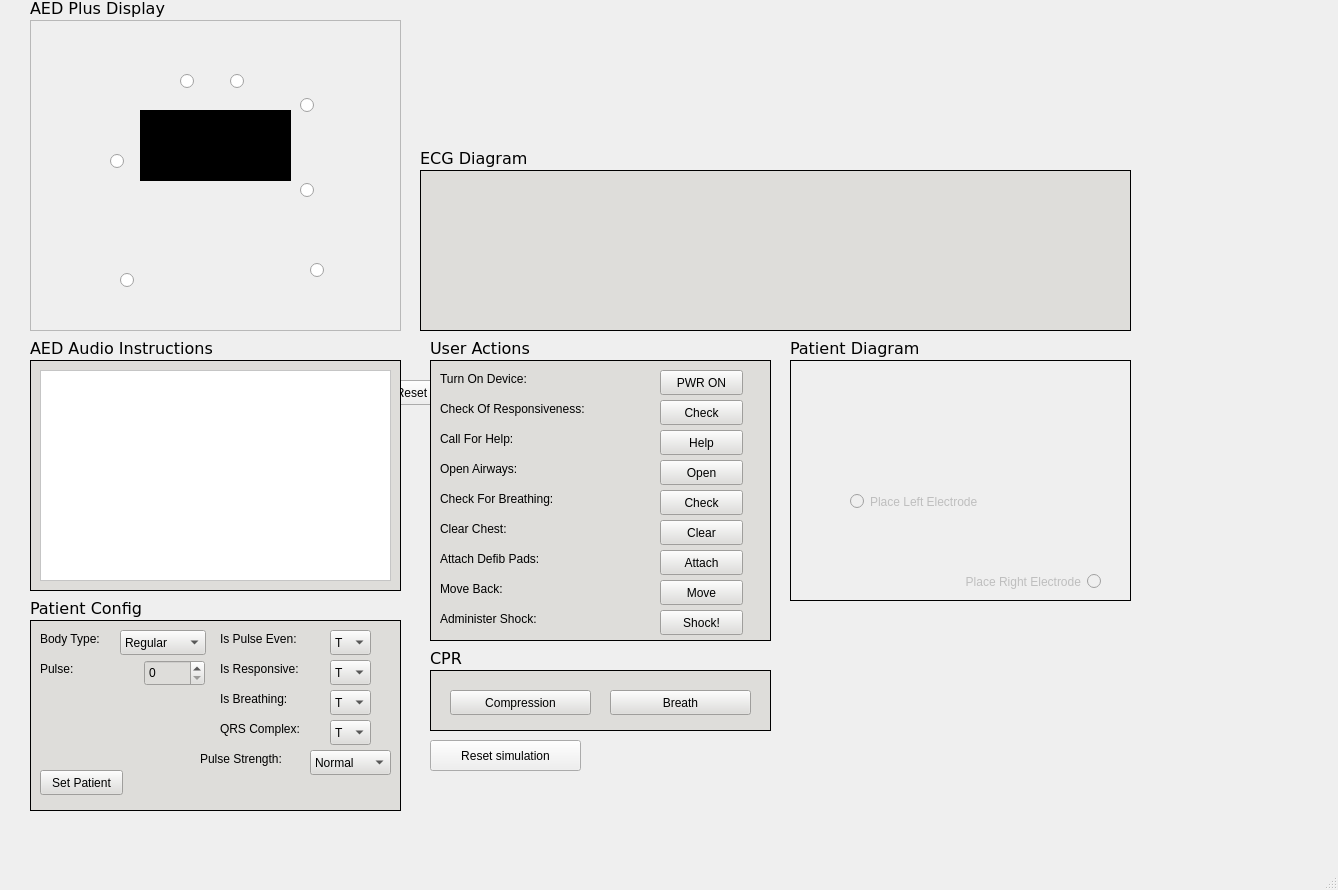
sfahimanwar/COMP3004-Project-Team-20, file mainwindow.ui: the form before one commit.
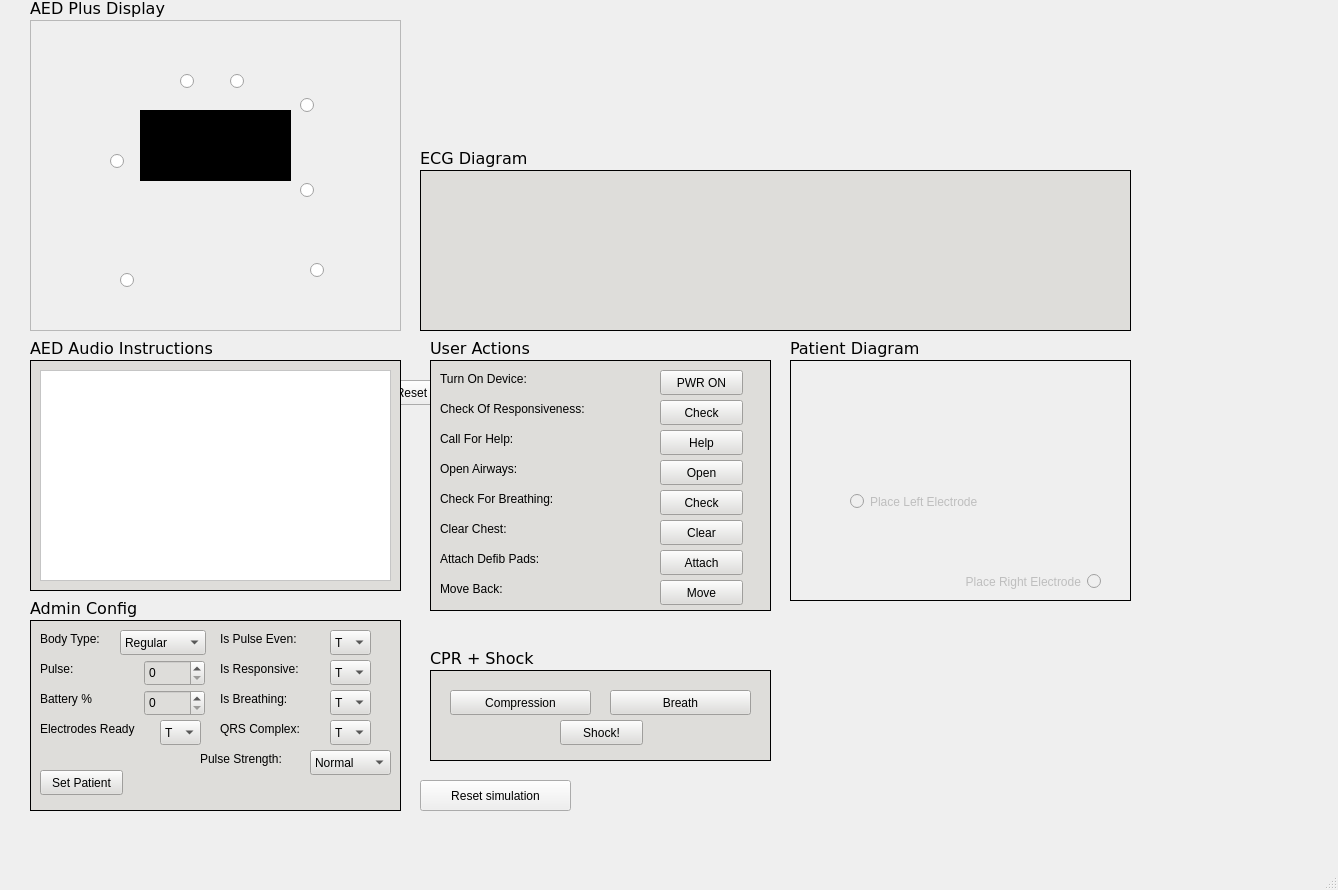
The form after the commit. Icons and pictures are not drawn.

Commit message: added base cpr functionality

```diff
--- a/mainwindow.ui
+++ b/mainwindow.ui
@@ -129,7 +129,7 @@
      </font>
     </property>
     <property name="text">
-     <string>Patient Config</string>
+     <string>Admin Config</string>
     </property>
    </widget>
    <widget class="QFrame" name="configFrame">
@@ -387,6 +387,65 @@
       </property>
      </item>
     </widget>
+    <widget class="QSpinBox" name="batteryConfig">
+     <property name="geometry">
+      <rect>
+       <x>114</x>
+       <y>70</y>
+       <width>61</width>
+       <height>26</height>
+      </rect>
+     </property>
+     <property name="maximum">
+      <number>100</number>
+     </property>
+    </widget>
+    <widget class="QLabel" name="pulseLabel_3">
+     <property name="geometry">
+      <rect>
+       <x>10</x>
+       <y>70</y>
+       <width>71</width>
+       <height>17</height>
+      </rect>
+     </property>
+     <property name="text">
+      <string>Battery %</string>
+     </property>
+    </widget>
+    <widget class="QComboBox" name="electrodes">
+     <property name="geometry">
+      <rect>
+       <x>130</x>
+       <y>100</y>
+       <width>41</width>
+       <height>25</height>
+      </rect>
+     </property>
+     <item>
+      <property name="text">
+       <string>T</string>
+      </property>
+     </item>
+     <item>
+      <property name="text">
+       <string>F</string>
+      </property>
+     </item>
+    </widget>
+    <widget class="QLabel" name="isPulseEvenLabel_2">
+     <property name="geometry">
+      <rect>
+       <x>10</x>
+       <y>100</y>
+       <width>111</width>
+       <height>17</height>
+      </rect>
+     </property>
+     <property name="text">
+      <string>Electrodes Ready</string>
+     </property>
+    </widget>
    </widget>
    <widget class="QFrame" name="ecgFrame">
     <property name="geometry">
@@ -432,7 +491,7 @@
       <x>430</x>
       <y>360</y>
       <width>341</width>
-      <height>281</height>
+      <height>251</height>
      </rect>
     </property>
     <property name="styleSheet">
@@ -600,32 +659,6 @@
       <string>Move</string>
      </property>
     </widget>
-    <widget class="QLabel" name="shockLabel">
-     <property name="geometry">
-      <rect>
-       <x>10</x>
-       <y>250</y>
-       <width>171</width>
-       <height>17</height>
-      </rect>
-     </property>
-     <property name="text">
-      <string>Administer Shock:</string>
-     </property>
-    </widget>
-    <widget class="QPushButton" name="shockButton">
-     <property name="geometry">
-      <rect>
-       <x>230</x>
-       <y>250</y>
-       <width>83</width>
-       <height>25</height>
-      </rect>
-     </property>
-     <property name="text">
-      <string>Shock!</string>
-     </property>
-    </widget>
     <widget class="QPushButton" name="openAirwaysButton">
      <property name="geometry">
       <rect>
@@ -695,7 +728,7 @@
      </font>
     </property>
     <property name="text">
-     <string>CPR</string>
+     <string>CPR + Shock</string>
     </property>
    </widget>
    <widget class="QFrame" name="cprFrame">
@@ -704,7 +737,7 @@
       <x>430</x>
       <y>670</y>
       <width>341</width>
-      <height>61</height>
+      <height>91</height>
      </rect>
     </property>
     <property name="styleSheet">
@@ -742,6 +775,19 @@
       <string>Breath</string>
      </property>
     </widget>
+    <widget class="QPushButton" name="shockButton">
+     <property name="geometry">
+      <rect>
+       <x>130</x>
+       <y>50</y>
+       <width>83</width>
+       <height>25</height>
+      </rect>
+     </property>
+     <property name="text">
+      <string>Shock!</string>
+     </property>
+    </widget>
    </widget>
    <widget class="QFrame" name="patientFrame">
     <property name="enabled">
@@ -1125,8 +1171,8 @@
    <widget class="QPushButton" name="resetButton">
     <property name="geometry">
      <rect>
-      <x>430</x>
-      <y>740</y>
+      <x>420</x>
+      <y>780</y>
       <width>151</width>
       <height>31</height>
      </rect>
```
The commit also changes 2 other files.
